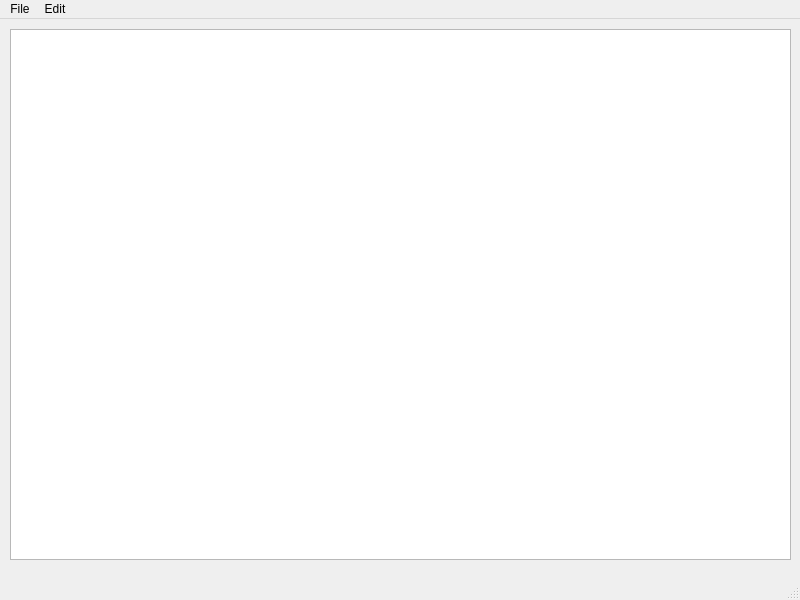
Above: mainwindow.ui from Sharma-Hrishabh/ScrapNote before the change. Below: the same form after it.
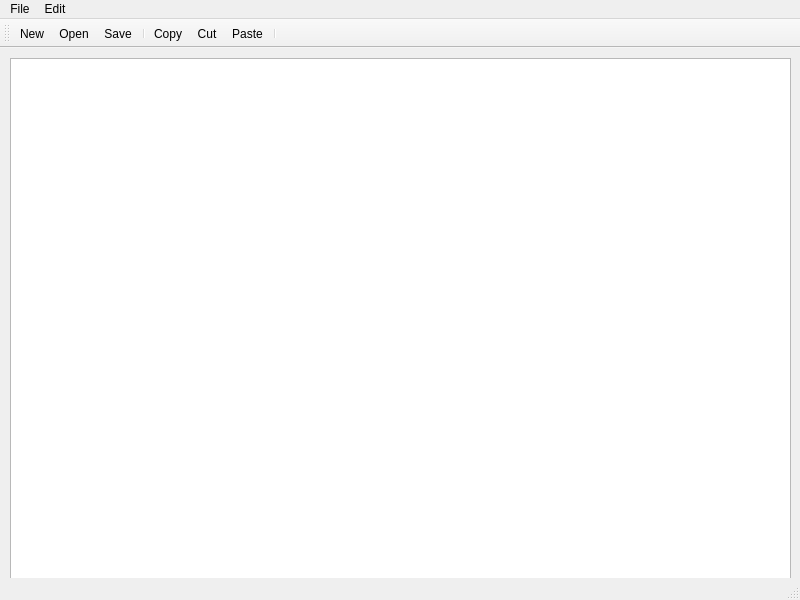
That is the form after the change. Icons and pictures are not drawn.

The edit to the form file:
```diff
--- a/mainwindow.ui
+++ b/mainwindow.ui
@@ -63,6 +63,25 @@
    <addaction name="menuEdit"/>
   </widget>
   <widget class="QStatusBar" name="statusbar"/>
+  <widget class="QToolBar" name="toolBar">
+   <property name="windowTitle">
+    <string>toolBar</string>
+   </property>
+   <attribute name="toolBarArea">
+    <enum>TopToolBarArea</enum>
+   </attribute>
+   <attribute name="toolBarBreak">
+    <bool>false</bool>
+   </attribute>
+   <addaction name="actionNew"/>
+   <addaction name="actionOpen"/>
+   <addaction name="actionSave"/>
+   <addaction name="separator"/>
+   <addaction name="actionCopy"/>
+   <addaction name="actionCut"/>
+   <addaction name="actionPaste"/>
+   <addaction name="separator"/>
+  </widget>
   <action name="actionNew">
    <property name="icon">
     <iconset>
@@ -142,6 +161,16 @@
     <string>Redo</string>
    </property>
   </action>
+  <action name="actionSave">
+   <property name="icon">
+    <iconset>
+     <normalon>:/imgs/save.png</normalon>
+    </iconset>
+   </property>
+   <property name="text">
+    <string>Save</string>
+   </property>
+  </action>
  </widget>
  <resources>
   <include location="Resources.qrc"/>
```
Left out of the diff: 38 changed lines with no effect on the pictures.
